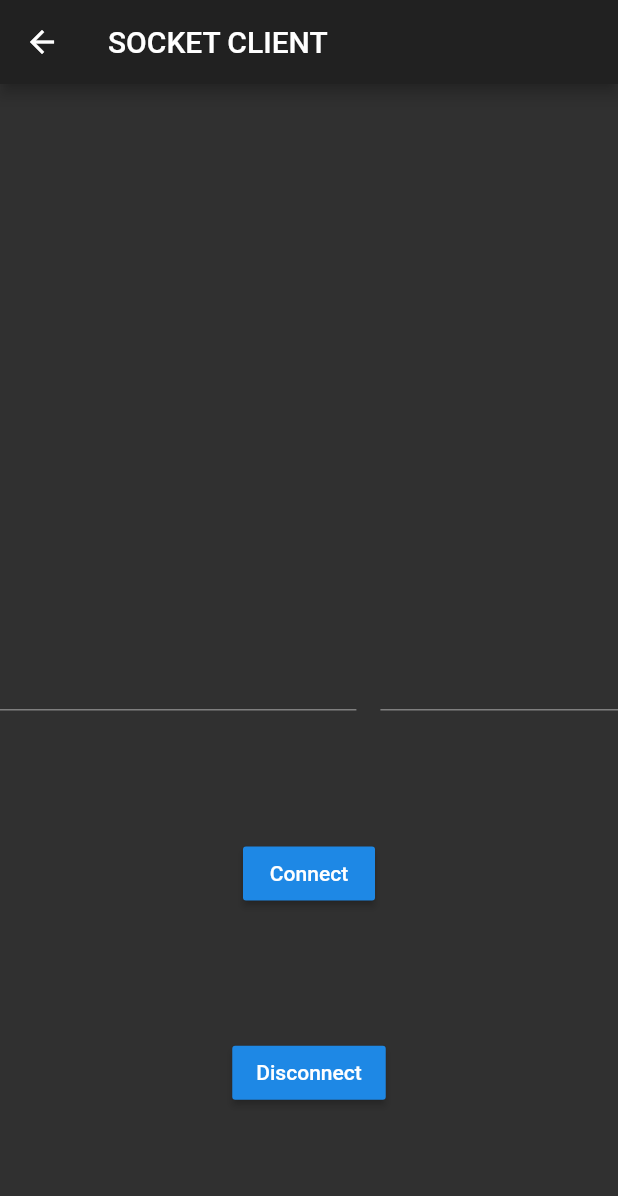
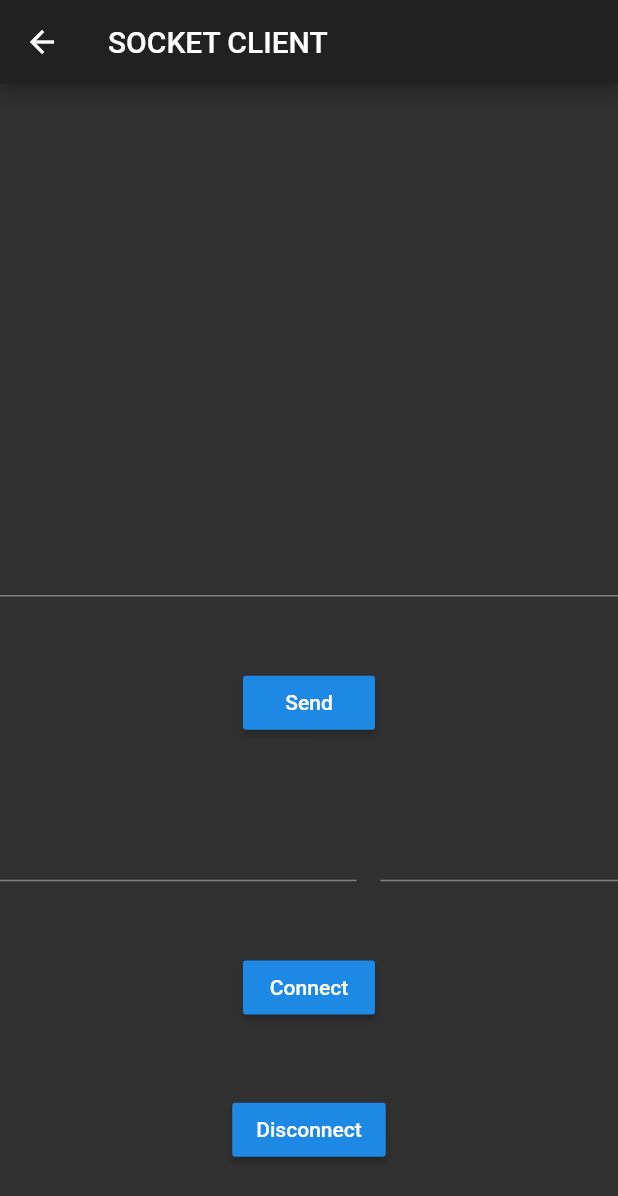
Before and after one commit to femrek/flutter_socket_practice, a Flutter app: the ScreenSocketClient screen opened by its route, on a phone screen of 412 x 824 dp. Shown: the top 1196 px of the screen. Run offline on Flutter 3.47's test engine with Material 2 defaults, Android fonts, the phone set to English and light mode, and no system bars.

Commit message:
feat: send message to server from client

```diff
--- a/lib/screen_socket_client.dart
+++ b/lib/screen_socket_client.dart
@@ -11,6 +11,8 @@ class ScreenSocketClient extends StatefulWidget {
 class _ScreenSocketClientState extends State<ScreenSocketClient> {
 
   String _theLatestData = '';
+
+  TextEditingController _dataInputController = TextEditingController();
 
   TextEditingController _hostController = TextEditingController();
   TextEditingController _portController = TextEditingController();
@@ -33,6 +35,10 @@ class _ScreenSocketClientState extends State<ScreenSocketClient> {
     });
   }
 
+  void _sendMessageToServer(String message) {
+    if (_socket != null) _socket.write(message);
+  }
+
   Future _disconnect() async {
     if (_socket != null) _socket.destroy();
     _socket = null;
@@ -52,6 +58,16 @@ class _ScreenSocketClientState extends State<ScreenSocketClient> {
             alignment: Alignment.center,
             height: 200,
             child: Text(_theLatestData),
+          ),
+          /// data input
+          TextField(
+            controller: _dataInputController,
+          ),
+          RaisedButton(
+            child: Text('Send'),
+            onPressed: () {
+              _sendMessageToServer(_dataInputController.text);
+            },
           ),
           Row(
             children: [
```
